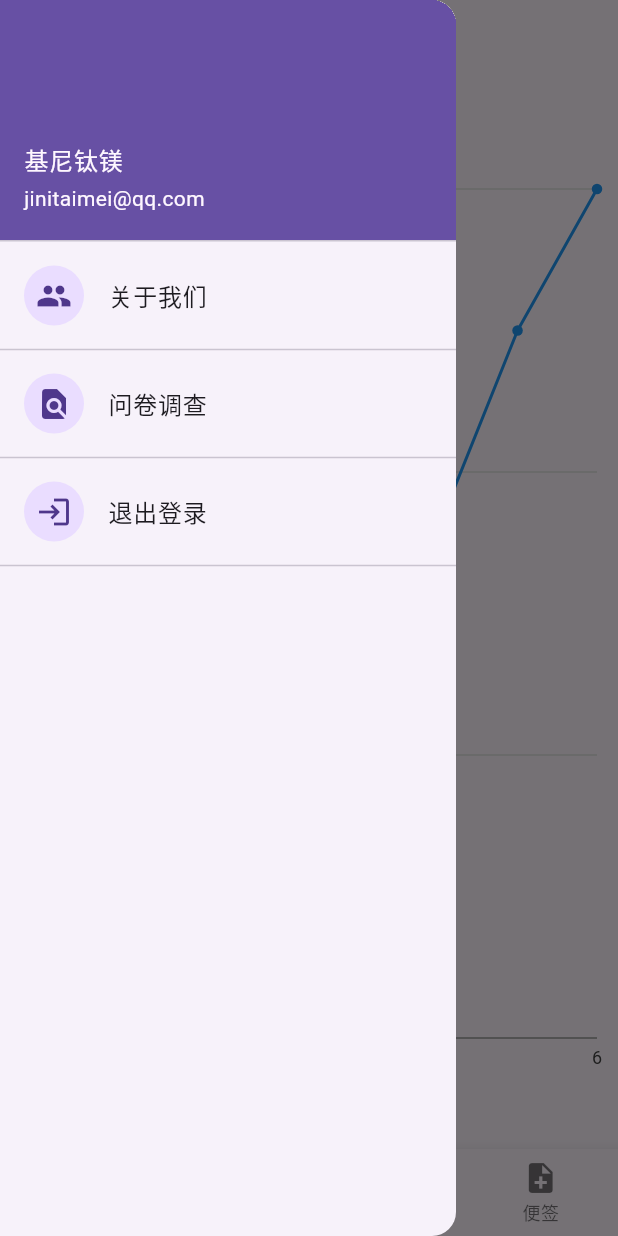
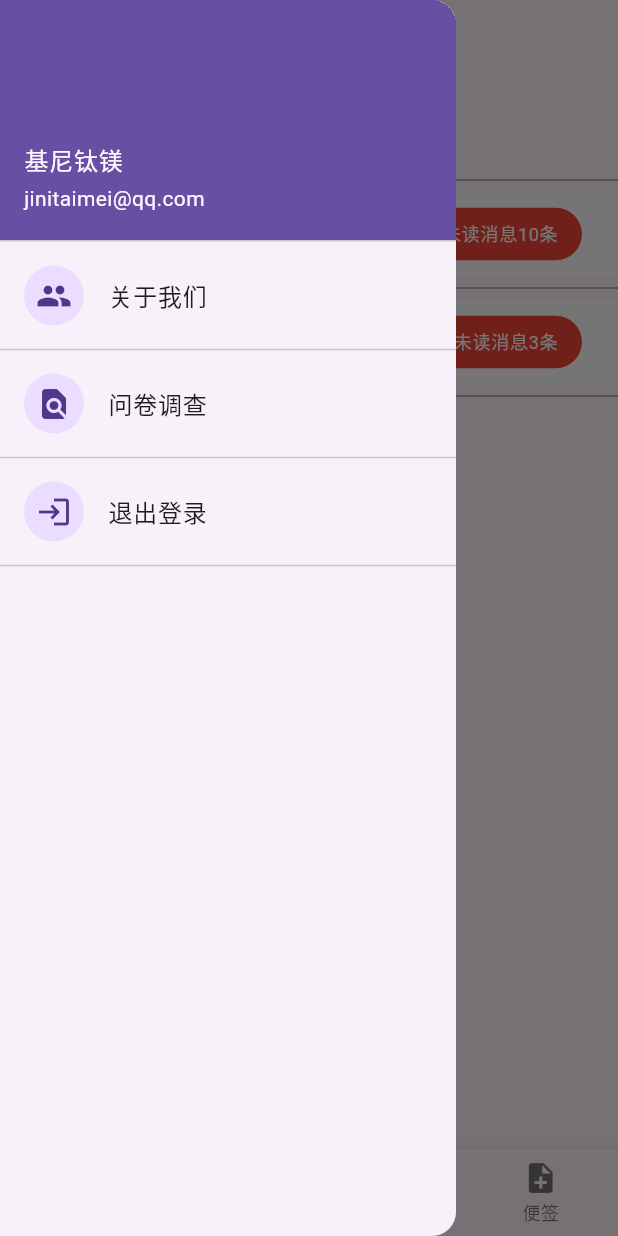
Before and after one commit to lingzipeng/assistant, a Flutter app: the screen it shows after launch, item 3 of the bottom bar chosen, with the side drawer open, on a phone screen of 412 x 824 dp. Run offline on Flutter 3.47's test engine with Material 3 defaults, Android fonts, the phone set to English and light mode, and no system bars; our stand-ins replace card_swiper, charts_flutter, shared_preferences; network calls fail.

Commit message:
教师消息设置

```diff
--- a/lib/pages/tabs/message.dart
+++ b/lib/pages/tabs/message.dart
@@ -1,32 +1,93 @@
 import 'package:flutter/material.dart';
-import '../../component/charts.dart';
 
 class MessagePage extends StatefulWidget {
-  const MessagePage({super.key});
+  const MessagePage({Key? key}) : super(key: key);
 
   @override
   State<MessagePage> createState() => _MessagePageState();
 }
 
 class _MessagePageState extends State<MessagePage> {
-  final List<SalesData> data = [
-    SalesData(1, 100),
-    SalesData(2, 150),
-    SalesData(3, 200),
-    SalesData(4, 180),
-    SalesData(5, 250),
-    SalesData(6, 300),
-  ];
-
   @override
   Widget build(BuildContext context) {
     return Scaffold(
       appBar: AppBar(
-        title: Text('Line Chart Example'),
+        title: const Text('教师信息'),
       ),
-      body: Center(
-        child: LineChartWidget(data: data),
+      body: const Column(
+        children: [
+          Divider(color: Colors.grey), // 添加分割线
+          ChatMessage(message: '群消息', unreadCount: 10),
+          Divider(color: Colors.grey), // 添加分割线
+          ChatMessage(message: '张老师的消息', unreadCount: 3),
+          Divider(color: Colors.grey), // 添加分割线
+        ],
       ),
     );
   }
 }
+
+class ChatMessage extends StatelessWidget {
+  final String message;
+  final bool isTeacher;
+  final int? unreadCount;
+
+  const ChatMessage({
+    required this.message,
+    this.isTeacher = false,
+    this.unreadCount,
+  });
+
+  @override
+  Widget build(BuildContext context) {
+    return Container(
+      color:
+          isTeacher ? Colors.blue.withOpacity(0.1) : Colors.white, // 设置不同背景颜色
+      child: ListTile(
+        title: Row(
+          children: [
+            Expanded(
+              child: Text(
+                message,
+                style: TextStyle(
+                  fontWeight: isTeacher ? FontWeight.bold : FontWeight.normal,
+                  fontSize: 25, // 设置字体大小为18
+                ),
+              ),
+            ),
+            if (unreadCount != null && unreadCount! > 0) ...[
+              SizedBox(width: 10),
+              UnreadIndicator(count: unreadCount!),
+            ],
+          ],
+        ),
+      ),
+    );
+  }
+}
+
+class UnreadIndicator extends StatelessWidget {
+  final int count;
+
+  const UnreadIndicator({
+    required this.count,
+  });
+
+  @override
+  Widget build(BuildContext context) {
+    return Container(
+      padding: EdgeInsets.symmetric(horizontal: 16, vertical: 8),
+      decoration: BoxDecoration(
+        color: Colors.red,
+        borderRadius: BorderRadius.circular(30),
+      ),
+      child: Text(
+        '未读消息$count条',
+        style: TextStyle(
+          color: Colors.white,
+          fontSize: 12,
+        ),
+      ),
+    );
+  }
+}
```
Also changed, not shown: 1 other file.
